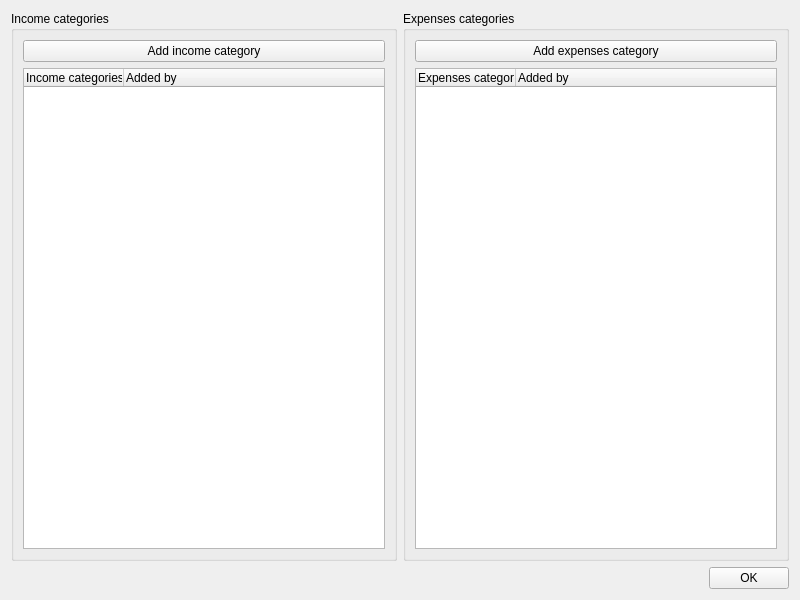
d2uriel/Budget, file src/categoriesForm.ui: the form before one commit.
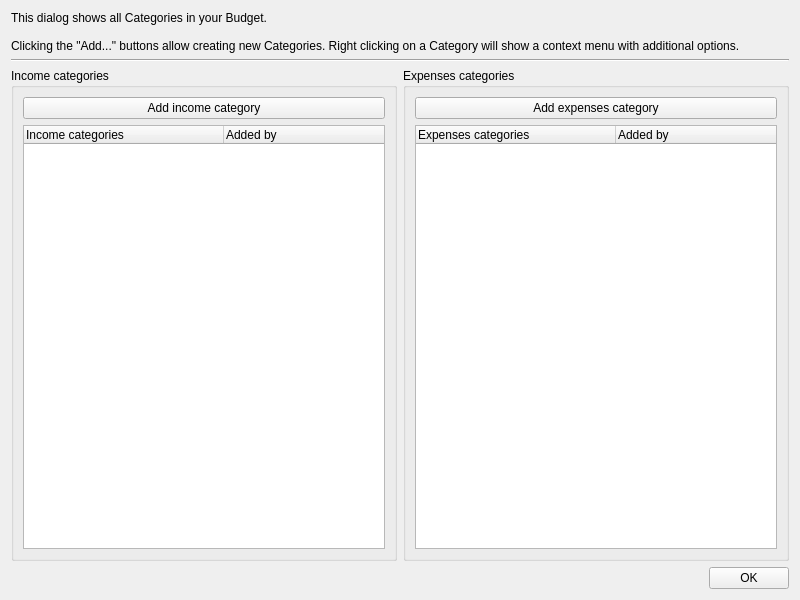
The form after the commit.

Commit message: Added help text labels to all dialogs. They can be toggled on or off by F1 shortcut or Help > Hide help texts in dialogs.

```diff
--- a/src/categoriesForm.ui
+++ b/src/categoriesForm.ui
@@ -17,6 +17,28 @@
    <string>Categories configuration</string>
   </property>
   <layout class="QVBoxLayout" name="verticalLayout_3">
+   <item>
+    <widget class="QLabel" name="label_helpText">
+     <property name="text">
+      <string>This dialog shows all Categories in your Budget.
+
+Clicking the &quot;Add...&quot; buttons allow creating new Categories. Right clicking on a Category will show a context menu with additional options.</string>
+     </property>
+     <property name="alignment">
+      <set>Qt::AlignJustify|Qt::AlignVCenter</set>
+     </property>
+     <property name="wordWrap">
+      <bool>true</bool>
+     </property>
+    </widget>
+   </item>
+   <item>
+    <widget class="Line" name="line">
+     <property name="orientation">
+      <enum>Qt::Horizontal</enum>
+     </property>
+    </widget>
+   </item>
    <item>
     <layout class="QHBoxLayout" name="horizontalLayout">
      <item>
@@ -38,6 +60,9 @@
         </item>
         <item>
          <widget class="QTreeWidget" name="treeWidget_incomeCategories">
+          <attribute name="headerDefaultSectionSize">
+           <number>200</number>
+          </attribute>
           <column>
            <property name="text">
             <string>Income categories</string>
@@ -72,6 +97,9 @@
         </item>
         <item>
          <widget class="QTreeWidget" name="treeWidget_expensesCategories">
+          <attribute name="headerDefaultSectionSize">
+           <number>200</number>
+          </attribute>
           <column>
            <property name="text">
             <string>Expenses categories</string>
```
The commit also changes 30 other files.
